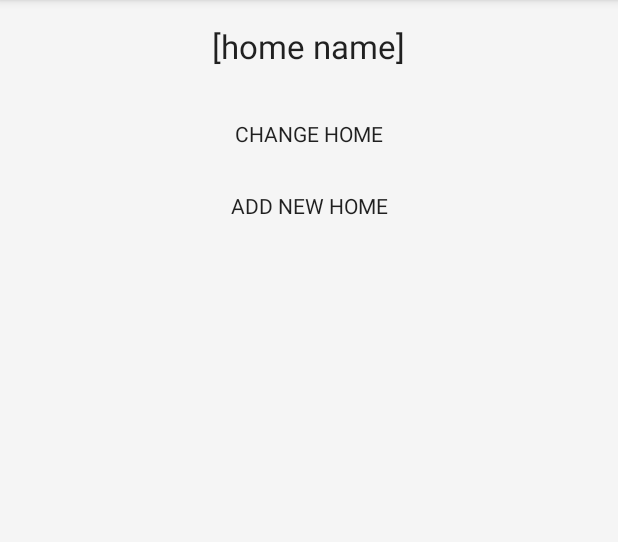
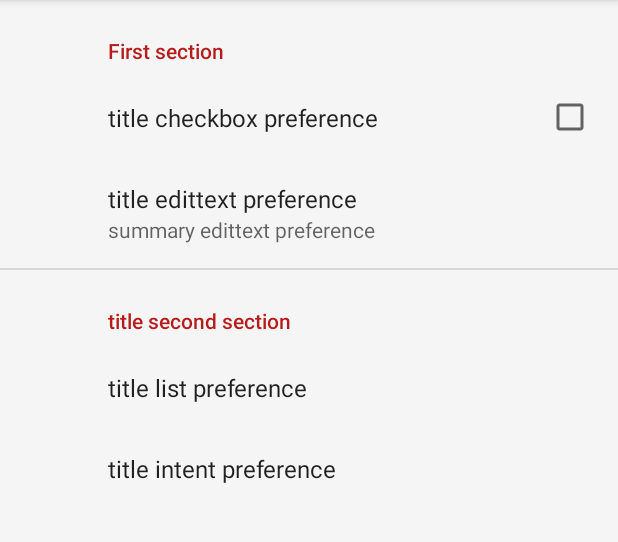
Before and after one commit to aleksandra-majchrzak/smart-dom-android, an Android app: the screen it shows after launch (MainActivity), in the side drawer, after a tap on "Settings", on a phone screen of 412 x 824 dp, the part 84-626 px from its top. Run offline under Robolectric (Android 15) with nearby library versions, the phone set to English and light mode, and no system bars; our stand-ins replace ButterKnife, androidx.preference; 1 statement that could not run was skipped.

Commit message:
Added default components for Settings.

```diff
--- a/app/build.gradle
+++ b/app/build.gradle
@@ -31,4 +31,6 @@ dependencies {
     compile 'com.android.support:support-v4:25.3.0'
     testCompile 'junit:junit:4.12'
     annotationProcessor 'com.jakewharton:butterknife-compiler:8.5.1'
+    compile 'com.android.support:preference-v7:25.3.0'
+    /*compile 'com.takisoft.fix:preference-v7:25.3.0.0'*/
 }
--- a/app/src/main/java/pl/edu/uj/ii/smartdom/activities/MainActivity.java
+++ b/app/src/main/java/pl/edu/uj/ii/smartdom/activities/MainActivity.java
@@ -17,6 +17,7 @@ import pl.edu.uj.ii.smartdom.R;
 import pl.edu.uj.ii.smartdom.enums.SmartMenuItem;
 import pl.edu.uj.ii.smartdom.fragments.HomesFragment;
 import pl.edu.uj.ii.smartdom.fragments.MainFragment;
+import pl.edu.uj.ii.smartdom.fragments.SettingsFragment;
 
 public class MainActivity extends AppCompatActivity
         implements NavigationView.OnNavigationItemSelectedListener {
@@ -104,7 +105,9 @@ public class MainActivity extends AppCompatActivity
         } else if (id == R.id.nav_logout) {
 
         } else if (id == R.id.nav_settings) {
-
+            getSupportFragmentManager().beginTransaction()
+                    .replace(R.id.fragment_container, new SettingsFragment(), SettingsFragment.TAG)
+                    .commit();
         }
 
         drawer.closeDrawer(GravityCompat.START);
--- /dev/null
+++ b/app/src/main/java/pl/edu/uj/ii/smartdom/fragments/SettingsFragment.java
@@ -0,0 +1,62 @@
+package pl.edu.uj.ii.smartdom.fragments;
+
+
+import android.os.Bundle;
+import android.support.v4.app.Fragment;
+import android.support.v7.preference.EditTextPreference;
+import android.support.v7.preference.ListPreference;
+import android.support.v7.preference.PreferenceFragmentCompat;
+import android.view.LayoutInflater;
+import android.view.View;
+import android.view.ViewGroup;
+
+import pl.edu.uj.ii.smartdom.R;
+
+/**
+ * A simple {@link Fragment} subclass.
+ */
+public class SettingsFragment extends PreferenceFragmentCompat {
+
+    public static final String TAG = SettingsFragment.class.getName();
+    private ListPreference mListPreference;
+
+    public SettingsFragment() {
+        // Required empty public constructor
+    }
+
+    @Override
+    public void onCreatePreferences(Bundle savedInstanceState, String rootKey) {
+        setPreferencesFromResource(R.xml.preferences, rootKey);
+    }
+
+    /*@Override
+    public void onCreatePreferencesFix(@Nullable Bundle savedInstanceState, String rootKey) {
+        setPreferencesFromResource(R.xml.preferences, rootKey);
+    }*/
+
+    @Override
+    public View onCreateView(LayoutInflater inflater, ViewGroup container, Bundle savedInstanceState) {
+        View view = super.onCreateView(inflater, container, savedInstanceState);
+        view.setBackgroundResource(R.color.background);
+
+        ((EditTextPreference) getPreferenceManager().findPreference("edittext_preference")).setDialogLayoutResource(R.layout.preference_dialog_edittext);
+
+        return view;
+    }
+
+    /*@Override
+    public View onCreateView(LayoutInflater inflater, ViewGroup container, Bundle savedInstanceState) {
+
+        mListPreference = (ListPreference) getPreferenceManager().findPreference("preference_key");
+        mListPreference.setOnPreferenceChangeListener(new Preference.OnPreferenceChangeListener() {
+            @Override
+            public boolean onPreferenceChange(Preference preference, Object newValue) {
+                // your code here
+                return true;
+            }
+        });
+
+        return inflater.inflate(R.layout.fragment_settings, container, false);
+    }*/
+
+}
--- a/app/src/main/res/values-v21/styles.xml
+++ b/app/src/main/res/values-v21/styles.xml
@@ -5,5 +5,6 @@
         <item name="windowNoTitle">true</item>
         <item name="android:windowDrawsSystemBarBackgrounds">true</item>
         <item name="android:statusBarColor">@android:color/transparent</item>
+        <item name="preferenceTheme">@style/PreferenceTheme</item>
     </style>
 </resources>
--- a/app/src/main/res/values/colors.xml
+++ b/app/src/main/res/values/colors.xml
@@ -4,4 +4,5 @@
     <color name="colorPrimaryDark">#FFA000</color>
     <color name="colorAccent">#b71c1c</color>
     <color name="background">#f5f5f5</color>
+    <color name="textColor">#424242</color>
 </resources>
--- a/app/src/main/res/values/strings.xml
+++ b/app/src/main/res/values/strings.xml
@@ -12,4 +12,19 @@
     <string name="password">Password</string>
     <string name="login_caps">LOGIN</string>
     <string name="sign_up">SIGN UP</string>
+
+    <!-- TODO: Remove or change this placeholder text -->
+    <string name="hello_blank_fragment">Hello blank fragment</string>
+
+    <array name="entries_list_preference">
+        <item>First preference entry</item>
+        <item>second preference entry</item>
+        <item>Third preference entry</item>
+    </array>
+
+    <array name="entryvalues_list_preference">
+        <item>First preference value</item>
+        <item>second preference value</item>
+        <item>Third preference value</item>
+    </array>
 </resources>
--- a/app/src/main/res/values/styles.xml
+++ b/app/src/main/res/values/styles.xml
@@ -11,10 +11,15 @@
     <style name="AppTheme.NoActionBar">
         <item name="windowActionBar">false</item>
         <item name="windowNoTitle">true</item>
+        <item name="preferenceTheme">@style/PreferenceTheme</item>
     </style>
 
     <style name="AppTheme.AppBarOverlay" parent="ThemeOverlay.AppCompat.Dark.ActionBar" />
 
     <style name="AppTheme.PopupOverlay" parent="ThemeOverlay.AppCompat.Light" />
 
+    <style name="PreferenceTheme">
+        <item name="android:textColor">@color/textColor</item>
+    </style>
+
 </resources>
--- /dev/null
+++ b/app/src/main/res/xml/preferences.xml
@@ -0,0 +1,36 @@
+<PreferenceScreen xmlns:android="http://schemas.android.com/apk/res/android">
+
+    <PreferenceCategory android:title="First section">
+
+        <CheckBoxPreference
+            android:defaultValue="default checkbox preference"
+            android:key="checkbox_preference"
+            android:title="title checkbox preference" />
+
+        <EditTextPreference
+            android:dependency="checkbox_preference"
+            android:dialogTitle="dialog title edittext preference"
+            android:key="edittext_preference"
+            android:summary="summary edittext preference"
+            android:title="title edittext preference" />
+
+    </PreferenceCategory>
+
+    <PreferenceCategory android:title="title second section">
+
+        <ListPreference
+            android:dialogTitle="dialog title list preference"
+            android:entries="@array/entries_list_preference"
+            android:entryValues="@array/entryvalues_list_preference"
+            android:key="list_preference"
+            android:title="title list preference" />
+
+        <Preference android:title="title intent preference">
+            <intent
+                android:action="android.intent.action.VIEW"
+                android:data="http://codepath.com/" />
+        </Preference>
+
+    </PreferenceCategory>
+
+</PreferenceScreen>
```
Also changed, not shown: app/src/main/res/layout/edit_text_preference.xml (added, +25 -0 lines), app/src/main/res/layout/fragment_settings.xml (added, +13 -0 lines).
